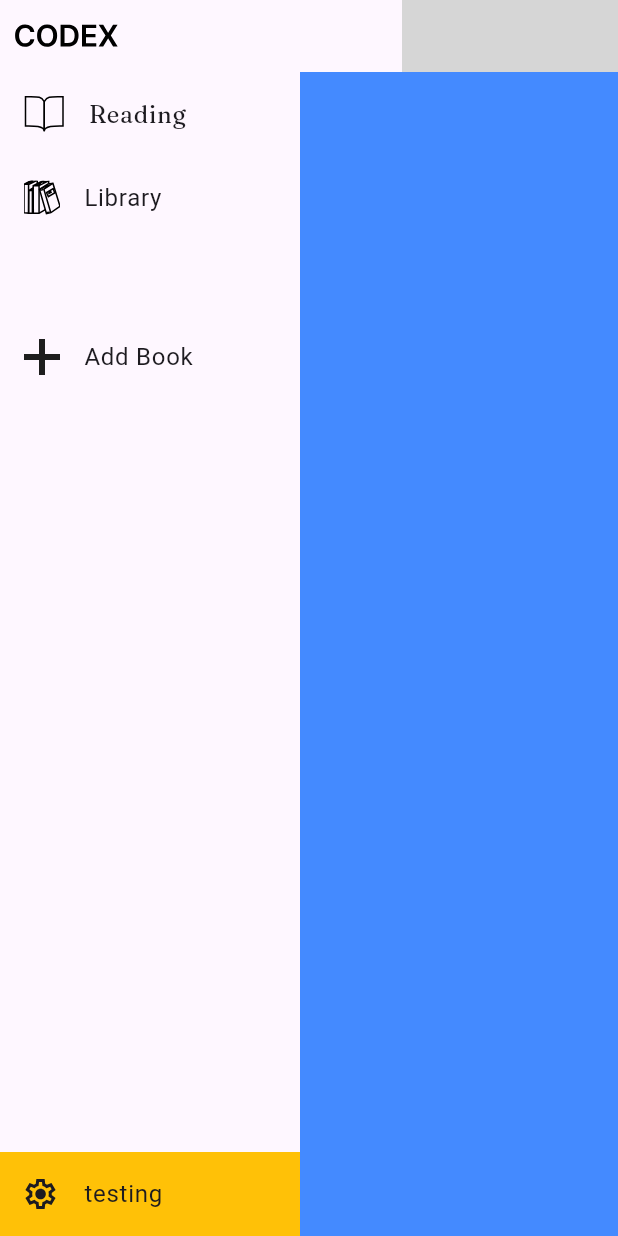
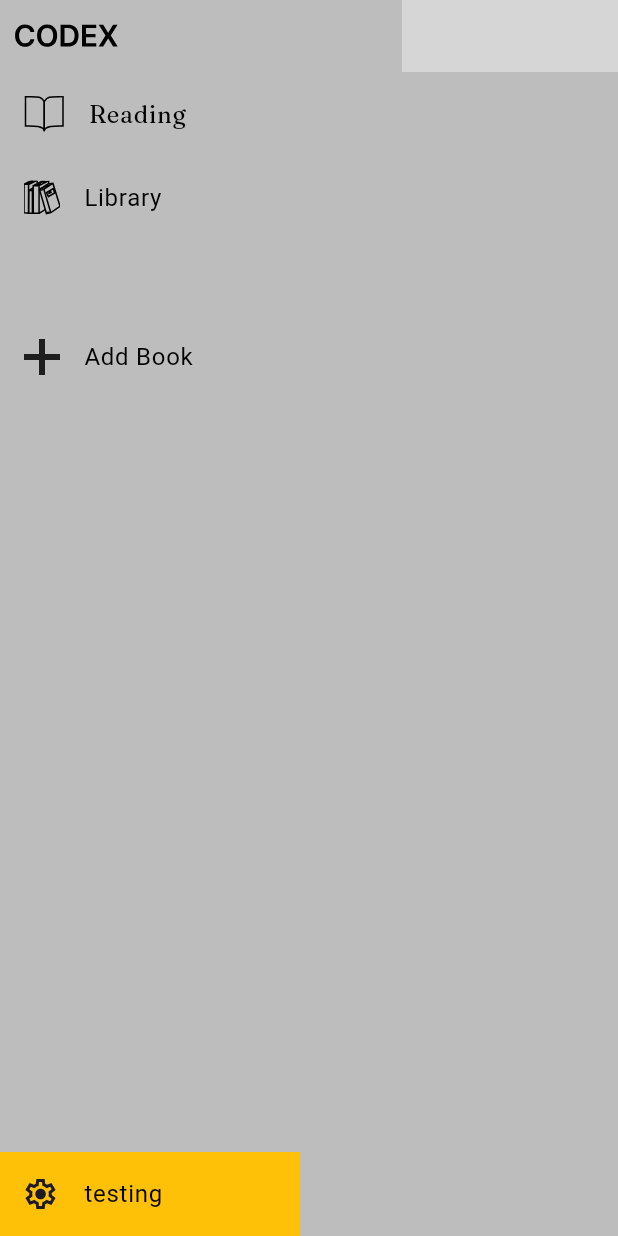
Before and after one commit to Hel1oz/Codex, a Flutter app: the screen it shows after launch, on a phone screen of 412 x 824 dp. Run offline on Flutter 3.47's test engine with Material 3 defaults, Android fonts, the phone set to English and light mode, and no system bars; our stand-ins replace flutter_svg, google_fonts; missing offline and left inert: bitsdojo_window; grey boxes are pictures that could not be loaded.

Commit message:
short descritpion.     created custom themedata for darkmode and lightmode and used provider to manage it.

```diff
--- /dev/null
+++ b/lib/models/theme_provider.dart
@@ -0,0 +1,23 @@
+import 'package:codex/theme.dart';
+import 'package:flutter/material.dart';
+
+class ThemeProvider with ChangeNotifier {
+  ThemeData _themeData = lightMode;
+
+  ThemeData get themeData => _themeData;
+
+  set themeData(ThemeData themeData) {
+    _themeData = themeData;
+    notifyListeners();
+  }
+  // I'm pretty sure this will cause an eror if I include themes besides the defined lightmode and darkmode
+  // in the theme file, so note to self
+  // TODO: Note to change this if you have other themes.
+  void toggleTheme() {
+    if (_themeData == lightMode) {
+      _themeData = darkMode;
+    } else {
+      _themeData = lightMode;
+    }
+  }
+}
--- /dev/null
+++ b/lib/theme.dart
@@ -0,0 +1,19 @@
+import 'package:flutter/material.dart';
+
+ThemeData lightMode = ThemeData(
+  brightness: Brightness.light,
+  colorScheme: ColorScheme.light(
+    surface: Colors.grey.shade400,
+    primary: Colors.grey.shade300,
+    secondary: Colors.grey.shade200,
+  )
+);
+
+ThemeData darkMode = ThemeData(
+  brightness: Brightness.dark,
+  colorScheme: ColorScheme.dark(
+    surface: Colors.grey.shade900,
+    primary: Colors.grey.shade800,
+    secondary: Colors.grey.shade700,
+  )
+);
--- a/lib/widgets/main_view_port.dart
+++ b/lib/widgets/main_view_port.dart
@@ -9,6 +9,6 @@
   @override
   Widget build(BuildContext context) {
     // TODO: implement build
-    return Expanded(child: Container(color: Colors.blueAccent));
+    return Expanded(child: Container());
   }
 }
```
Also changed, not shown: lib/main.dart (+8 -2 lines).
